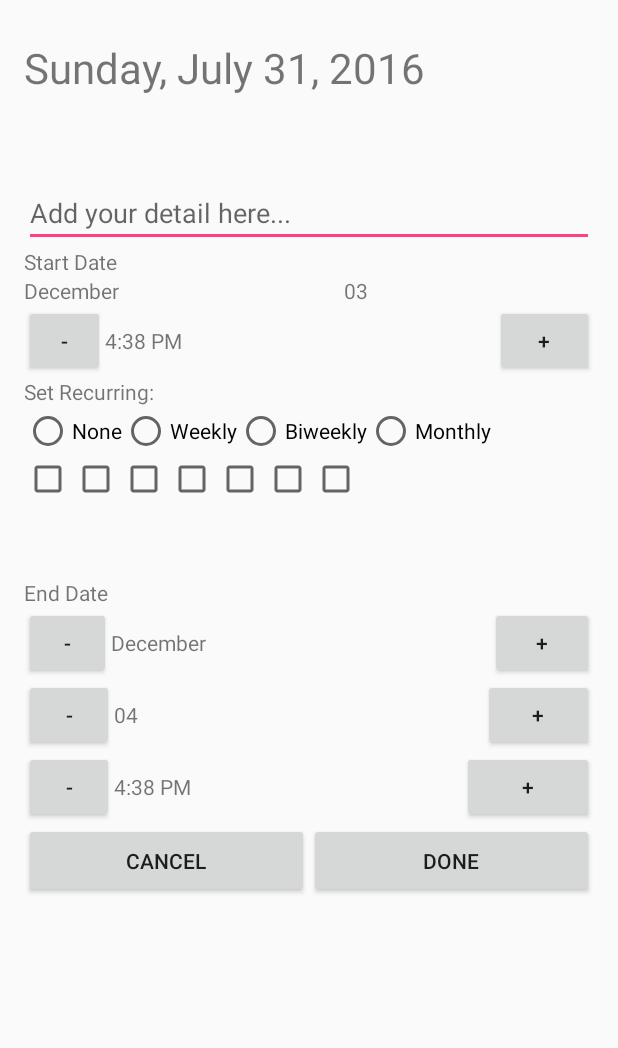
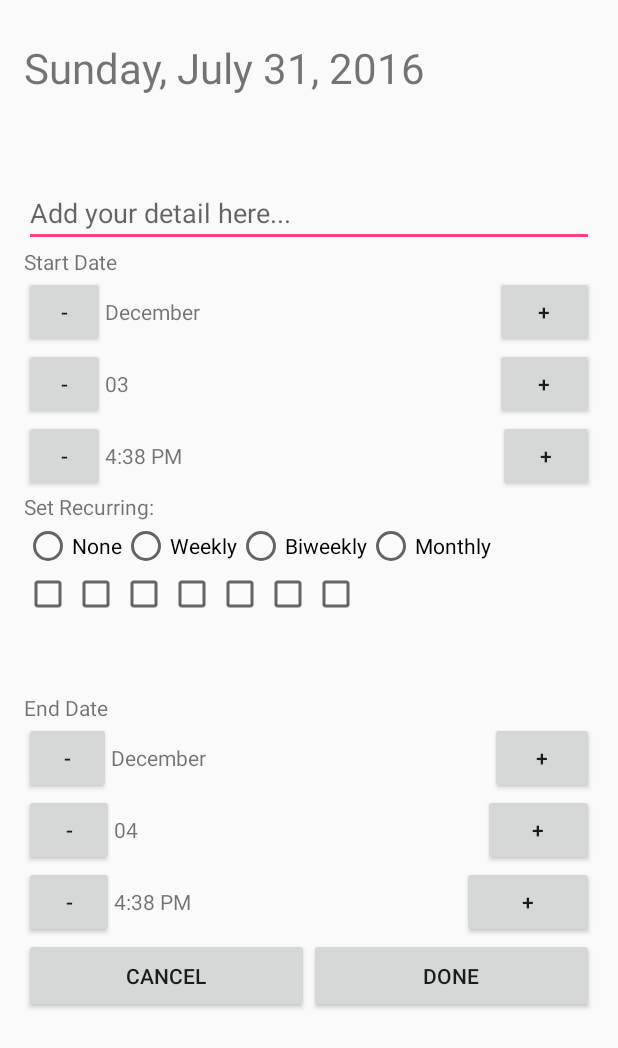
Before and after one commit to jmuoghalu/EECS448_AndroidCalendar, an Android app: the AddDetails screen opened directly, with no data from a screen before it, on a phone screen of 412 x 824 dp. Shown: the top 1048 px of the screen. Run offline under Robolectric (Android 15) with nearby library versions, the phone set to English and light mode, and no system bars.

Commit message:
Add more buttons for start time.
This reverts part of 97dfa84.

```diff
--- a/app/src/main/java/eecs448_first_team/calender_app/AddDetails.java
+++ b/app/src/main/java/eecs448_first_team/calender_app/AddDetails.java
@@ -50,6 +50,10 @@ public class AddDetails extends AppCompatActivity implements View.OnClickListene
         findViewById(R.id.cancelButton).setOnClickListener(this);
         findViewById(R.id.startDateHourPlus).setOnClickListener(this);
         findViewById(R.id.startDateHourMinus).setOnClickListener(this);
+        findViewById(R.id.startDateDayPlus).setOnClickListener(this);
+        findViewById(R.id.startDateDayMinus).setOnClickListener(this);
+        findViewById(R.id.startDateMonthPlus).setOnClickListener(this);
+        findViewById(R.id.startDateMonthMinus).setOnClickListener(this);
         findViewById(R.id.endDateDayMinus).setOnClickListener(this);
         findViewById(R.id.endDateDayPlus).setOnClickListener(this);
         findViewById(R.id.endDateMonthMinus).setOnClickListener(this);
@@ -152,8 +156,6 @@ public class AddDetails extends AppCompatActivity implements View.OnClickListene
             case (R.id.startDateHourMinus):
                 startTime.add(Calendar.HOUR, -1);
                 break;
-
-            /*
             case (R.id.startDateDayPlus):
                 startTime.add(Calendar.DAY_OF_MONTH, 1);
                 break;
@@ -166,9 +168,6 @@ public class AddDetails extends AppCompatActivity implements View.OnClickListene
             case (R.id.startDateMonthMinus):
                 startTime.add(Calendar.MONTH, -1);
                 break;
-
-            */
-
             case (R.id.endDateDayPlus):
                 endTime.add(Calendar.DAY_OF_MONTH, 1);
                 break;
--- a/app/src/main/res/layout/activity_add_details.xml
+++ b/app/src/main/res/layout/activity_add_details.xml
@@ -65,6 +65,11 @@
                     android:layout_width="match_parent"
                     android:layout_height="wrap_content">
 
+                    <Button
+                        android:text="-"
+                        android:layout_width="54dp"
+                        android:layout_height="wrap_content"
+                        android:id="@+id/startDateMonthMinus" />
 
                     <TextView
                         android:text="TextView"
@@ -73,14 +78,11 @@
                         android:id="@+id/startDateMonthText"
                         android:layout_weight="1" />
 
-                    <TextView
-                        android:text="TextView"
-                        android:layout_width="wrap_content"
+                    <Button
+                        android:text="+"
+                        android:layout_width="66dp"
                         android:layout_height="wrap_content"
-                        android:id="@+id/startDateDayText"
-                        android:layout_weight="1" />
-
-
+                        android:id="@+id/startDateMonthPlus" />
                 </LinearLayout>
 
 
@@ -89,15 +91,30 @@
                     android:layout_width="match_parent"
                     android:layout_height="match_parent">
 
+                    <Button
+                        android:text="-"
+                        android:layout_width="54dp"
+                        android:layout_height="wrap_content"
+                        android:id="@+id/startDateDayMinus" />
 
+                    <TextView
+                        android:text="TextView"
+                        android:layout_width="wrap_content"
+                        android:layout_height="wrap_content"
+                        android:id="@+id/startDateDayText"
+                        android:layout_weight="1" />
 
+                    <Button
+                        android:text="+"
+                        android:layout_width="66dp"
+                        android:layout_height="wrap_content"
+                        android:id="@+id/startDateDayPlus" />
                 </LinearLayout>
-
 
                 <LinearLayout
                     android:orientation="horizontal"
                     android:layout_width="match_parent"
-                    android:layout_height="wrap_content">
+                    android:layout_height="match_parent">
 
                     <Button
                         android:text="-"
@@ -114,11 +131,10 @@
 
                     <Button
                         android:text="+"
-                        android:layout_width="66dp"
+                        android:layout_width="64dp"
                         android:layout_height="wrap_content"
                         android:id="@+id/startDateHourPlus" />
                 </LinearLayout>
-
 
                 <TextView
                     android:layout_width="match_parent"
```
